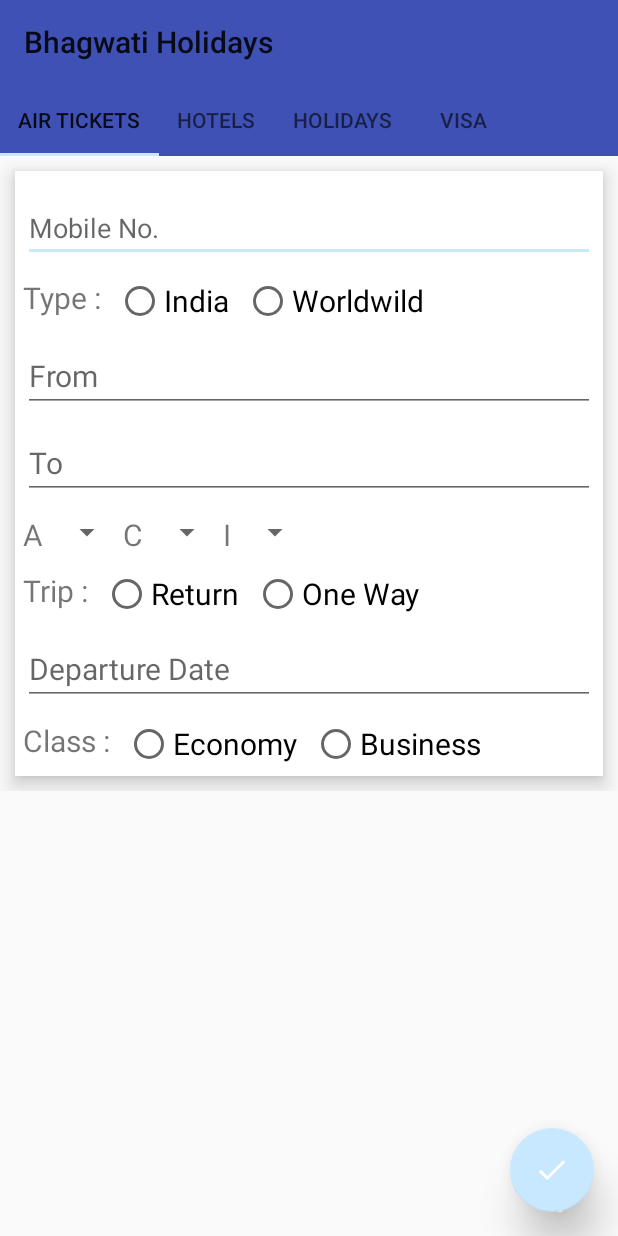
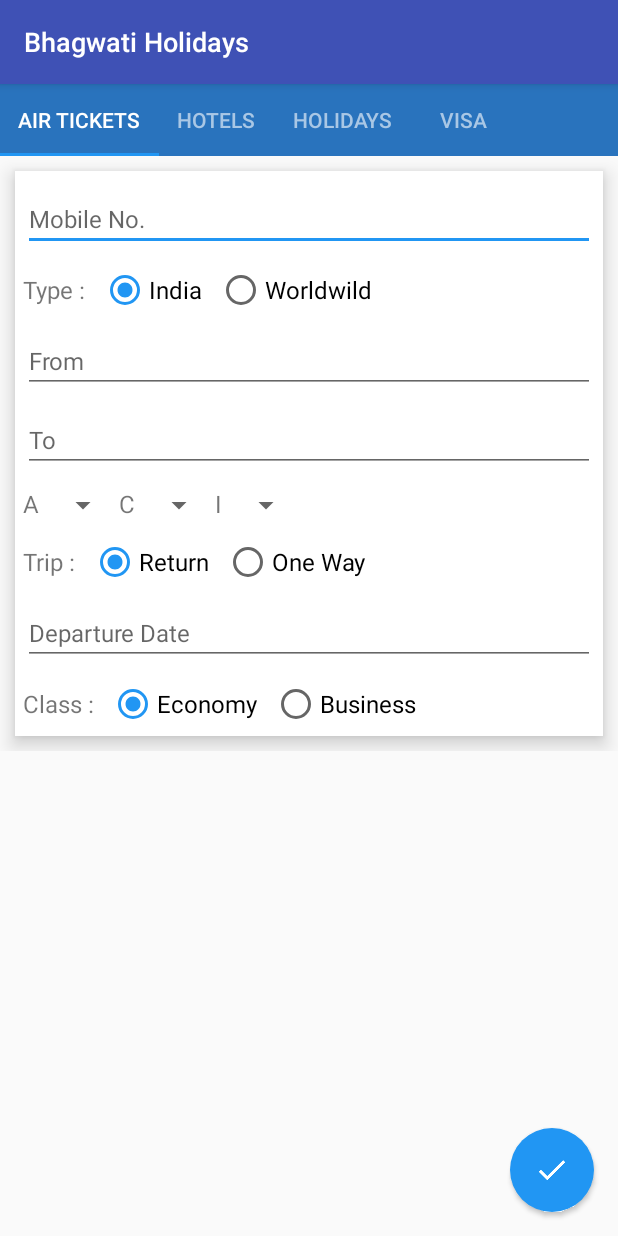
Before and after one commit to rutvik106/BhagwatiHolidays, an Android app: the screen it shows after launch (SwipeTabActivity), on a phone screen of 412 x 824 dp. Run offline under Robolectric (Android 15) with nearby library versions, the phone set to English and light mode, and no system bars.

Commit message:
changed FAB button color(some color changes), added ripple.xml file, added anim file, changed font size to 16sp for all tab fragment also changed margin top to 5dp for all components inside fragment, set radio button default selected, changed layout gravity to center for radio group label, changes in colour file, styles,string,dimens.

```diff
--- a/app/src/main/java/com/rutvik/bhagwatiholidays/SwipeTabActivity.java
+++ b/app/src/main/java/com/rutvik/bhagwatiholidays/SwipeTabActivity.java
@@ -1,5 +1,6 @@
 package com.rutvik.bhagwatiholidays;
 
+import android.graphics.Color;
 import android.support.design.widget.TabLayout;
 import android.support.v4.app.Fragment;
 import android.support.v4.app.FragmentManager;
@@ -36,8 +37,8 @@
         setupViewPager(viewPager);
 
         tabLayout = (TabLayout) findViewById(R.id.tabs);
-        //tabLayout.setBackgroundColor(getResources().getColor(R.color.colorPrimary));
-        //tabLayout.setSelectedTabIndicatorColor(getResources().getColor(R.color.colorAccent));
+        tabLayout.setBackgroundColor(Color.parseColor("#2973bd"));
+        tabLayout.setTabTextColors(Color.parseColor("#a9c7e5"),Color.WHITE);
         tabLayout.setupWithViewPager(viewPager);
     }
 
--- /dev/null
+++ b/app/src/main/res/anim/anim.xml
@@ -0,0 +1,20 @@
+<selector xmlns:android="http://schemas.android.com/apk/res/android">
+    <item
+        android:state_enabled="true"
+        android:state_pressed="true">
+        <objectAnimator
+            android:duration="@android:integer/config_shortAnimTime"
+            android:propertyName="translationZ"
+            android:valueFrom="@dimen/button_elevation"
+            android:valueTo="@dimen/button_press_elevation"
+            android:valueType="floatType" />
+    </item>
+    <item>
+        <objectAnimator
+            android:duration="@android:integer/config_shortAnimTime"
+            android:propertyName="translationZ"
+            android:valueFrom="@dimen/button_press_elevation"
+            android:valueTo="@dimen/button_elevation"
+            android:valueType="floatType" />
+    </item>
+</selector>
--- a/app/src/main/res/layout/fragment_air_tickets.xml
+++ b/app/src/main/res/layout/fragment_air_tickets.xml
@@ -27,7 +27,8 @@
                     android:id="@+id/et_mobileNo"
                     android:layout_width="match_parent"
                     android:layout_height="wrap_content"
-                    android:layout_marginTop="10dp"
+                    android:layout_marginTop="5dp"
+                    android:textSize="16sp"
                     android:hint="Mobile No." />
 
                 <LinearLayout
@@ -40,7 +41,8 @@
                         android:layout_width="wrap_content"
                         android:layout_height="wrap_content"
                         android:text="Type :"
-                        android:textSize="20dp" />
+                        android:layout_gravity="center"
+                        android:textSize="16sp" />
 
                     <RadioGroup
                         android:layout_width="fill_parent"
@@ -49,11 +51,12 @@
 
                         <RadioButton
                             android:id="@+id/rb_india"
+                            android:checked="true"
                             android:layout_width="wrap_content"
                             android:layout_height="wrap_content"
                             android:layout_marginLeft="10dp"
                             android:text="India"
-                            android:textSize="20dp" />
+                            android:textSize="16sp" />
 
                         <RadioButton
                             android:id="@+id/rb_worldWild"
@@ -62,7 +65,7 @@
                             android:layout_marginLeft="10dp"
                             android:layout_marginRight="10dp"
                             android:text="Worldwild"
-                            android:textSize="20dp" />
+                            android:textSize="16sp" />
                     </RadioGroup>
 
                 </LinearLayout>
@@ -73,7 +76,7 @@
                     android:layout_height="wrap_content"
                     android:layout_marginTop="10dp"
                     android:hint="From"
-                    android:textSize="20dp" />
+                    android:textSize="16sp" />
 
                 <EditText
                     android:id="@+id/et_to"
@@ -81,7 +84,7 @@
                     android:layout_height="wrap_content"
                     android:layout_marginTop="10dp"
                     android:hint="To"
-                    android:textSize="20dp" />
+                    android:textSize="16sp" />
 
                 <LinearLayout
                     android:layout_width="match_parent"
@@ -93,7 +96,7 @@
                         android:layout_width="wrap_content"
                         android:layout_height="wrap_content"
                         android:text="A"
-                        android:textSize="20dp" />
+                        android:textSize="16sp" />
 
                     <Spinner
                         android:id="@+id/sp_adult"
@@ -105,7 +108,7 @@
                         android:layout_width="wrap_content"
                         android:layout_height="wrap_content"
                         android:text="C"
-                        android:textSize="20dp" />
+                        android:textSize="16sp" />
 
                     <Spinner
                         android:id="@+id/sp_child"
@@ -117,7 +120,7 @@
                         android:layout_width="wrap_content"
                         android:layout_height="wrap_content"
                         android:text="I"
-                        android:textSize="20dp" />
+                        android:textSize="16sp" />
 
                     <Spinner
                         android:id="@+id/sp_infant"
@@ -138,7 +141,8 @@
                         android:layout_width="wrap_content"
                         android:layout_height="wrap_content"
                         android:text="Trip :"
-                        android:textSize="20dp" />
+                        android:layout_gravity="center"
+                        android:textSize="16sp" />
 
                     <RadioGroup
                         android:layout_width="fill_parent"
@@ -146,12 +150,13 @@
                         android:orientation="horizontal">
 
                         <RadioButton
+                            android:checked="true"
                             android:id="@+id/rb_return"
                             android:layout_width="wrap_content"
                             android:layout_height="wrap_content"
                             android:layout_marginLeft="10dp"
                             android:text="Return"
-                            android:textSize="20dp" />
+                            android:textSize="16sp" />
 
                         <RadioButton
                             android:id="@+id/rb_oneWay"
@@ -160,7 +165,7 @@
                             android:layout_marginLeft="10dp"
                             android:layout_marginRight="10dp"
                             android:text="One Way"
-                            android:textSize="20dp" />
+                            android:textSize="16sp" />
                     </RadioGroup>
 
                 </LinearLayout>
@@ -171,7 +176,7 @@
                     android:layout_height="wrap_content"
                     android:layout_marginTop="10dp"
                     android:hint="Departure Date"
-                    android:textSize="20dp" />
+                    android:textSize="16sp" />
 
                 <LinearLayout
                     android:layout_width="match_parent"
@@ -183,7 +188,8 @@
                         android:layout_width="wrap_content"
                         android:layout_height="wrap_content"
                         android:text="Class :"
-                        android:textSize="20dp" />
+                        android:layout_gravity="center"
+                        android:textSize="16sp" />
 
                     <RadioGroup
                         android:layout_width="fill_parent"
@@ -192,11 +198,12 @@
 
                         <RadioButton
                             android:id="@+id/rb_economy"
+                            android:checked="true"
                             android:layout_width="wrap_content"
                             android:layout_height="wrap_content"
                             android:layout_marginLeft="10dp"
                             android:text="Economy"
-                            android:textSize="20dp" />
+                            android:textSize="16sp" />
 
                         <RadioButton
                             android:id="@+id/rb_business"
@@ -205,7 +212,7 @@
                             android:layout_marginLeft="10dp"
                             android:layout_marginRight="10dp"
                             android:text="Business"
-                            android:textSize="20dp" />
+                            android:textSize="16sp" />
                     </RadioGroup>
 
                 </LinearLayout>
@@ -220,12 +227,16 @@
         android:id="@+id/done"
         android:layout_width="wrap_content"
         android:layout_height="wrap_content"
+        app:borderWidth="0dp"
         android:layout_alignParentBottom="true"
         android:layout_alignParentEnd="true"
         android:layout_alignParentRight="true"
         android:layout_margin="16dp"
+        app:rippleColor="@android:color/transparent"
+        android:stateListAnimator="@anim/anim"
         android:src="@drawable/done"
-        app:elevation="16dp"
+        app:elevation="6dp"
+        app:backgroundTint="#2196f3"
         app:fabSize="normal"
         app:pressedTranslationZ="12dp" />
 
--- a/app/src/main/res/layout/toolbar.xml
+++ b/app/src/main/res/layout/toolbar.xml
@@ -1,8 +1,12 @@
 <?xml version="1.0" encoding="utf-8"?>
+
 <android.support.v7.widget.Toolbar xmlns:android="http://schemas.android.com/apk/res/android"
+    xmlns:app="http://schemas.android.com/apk/res-auto"
     android:layout_width="match_parent"
     android:layout_height="?attr/actionBarSize"
     android:background="@color/colorPrimary"
-    >
+    android:title="@string/title"
+    app:titleTextAppearance="@style/MyActionBarTitle"
+    android:elevation="4dp">
 
 </android.support.v7.widget.Toolbar>
--- a/app/src/main/res/values/color.xml
+++ b/app/src/main/res/values/color.xml
@@ -5,7 +5,7 @@
     <color name="textColorPrimary">#FFFFFF</color>
     <color name="windowBackground">#FFFFFF</color>
     <color name="navigationBarColor">#000000</color>
-    <color name="colorAccent">#c8e8ff</color>
+    <color name="colorAccent">#2196f3</color>
 
     <!--<color name="colorPrimary">#303F9F</color>
     <color name="colorPrimaryDark">#3F51B5</color>
--- a/app/src/main/res/values/dimens.xml
+++ b/app/src/main/res/values/dimens.xml
@@ -6,4 +6,12 @@
     <dimen name="tab_max_width">264dp</dimen>
     <dimen name="tab_padding_bottom">16dp</dimen>
     <dimen name="tab_label">14sp</dimen>
+
+
+    <dimen name="fab_size">56dp</dimen>
+
+    <dimen name="button_elevation">2dp</dimen>
+    <dimen name="button_press_elevation">4dp</dimen>
+
+
 </resources>
--- a/app/src/main/res/values/strings.xml
+++ b/app/src/main/res/values/strings.xml
@@ -1,3 +1,6 @@
 <resources>
     <string name="app_name">BhagwatiHolidays</string>
+
+    <string name="title">Bhagwati Holidays</string>
+
 </resources>
--- a/app/src/main/res/values/styles.xml
+++ b/app/src/main/res/values/styles.xml
@@ -18,6 +18,12 @@
         <item name="colorAccent">@color/colorAccent</item>
     </style>
 
+
+    <style name="MyActionBarTitle" parent="@style/Base.TextAppearance.AppCompat.Title">
+        <item name="android:textSize">18sp</item>
+        <item name="android:textColor">#FFFFFF</item>
+    </style>
+
     <!--<style name="AppTheme" parent="AppTheme.Base">
 
     </style>
```
Also changed, not shown: app/src/main/java/com/rutvik/bhagwatiholidays/initial.java (+2 -6 lines), app/src/main/res/drawable-v21/ripple.xml (added, +7 -0 lines), app/src/main/res/layout/fragment_holidays.xml (+27 -17 lines), app/src/main/res/layout/fragment_hotels.xml (+20 -11 lines), app/src/main/res/layout/fragment_visa.xml (+21 -16 lines), 2 other files.
